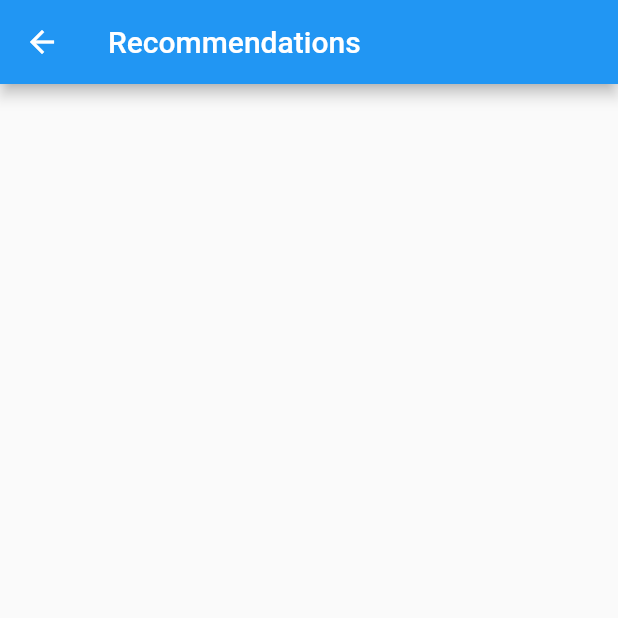
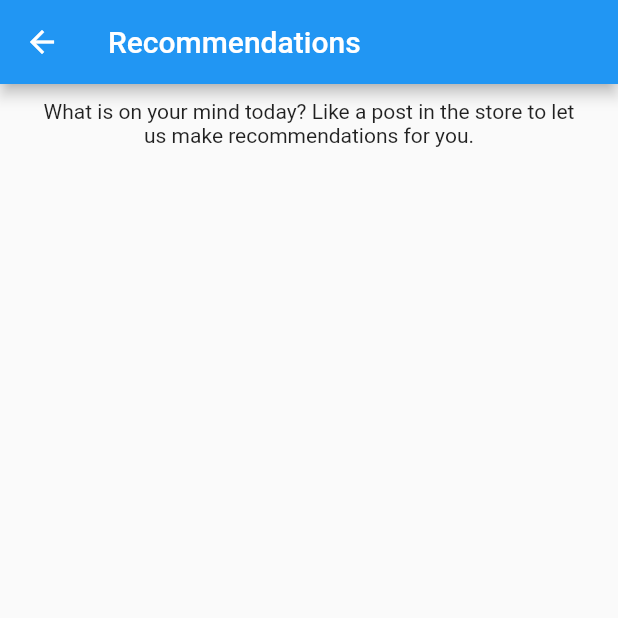
Before and after one commit to devAbdulAzizUmar/scene-it, a Flutter app: the RecommendationsScreen screen opened by its route, on a phone screen of 412 x 824 dp, the top half of it. Run offline on Flutter 3.47's test engine with Material 2 defaults, Android fonts, the light colour scheme and no system bars; our stand-ins replace audioplayers, flutter_secure_storage, image_picker, jwt_decoder; missing offline and left inert: arcore_flutter_plugin, arkit_plugin, assets_audio_player_web, image_picker_for_web, time_ago_provider; accounts and stored records are empty.

Commit message:
Last PUSH EVER!

```diff
--- a/lib/Screens/RecommendationsScreen.dart
+++ b/lib/Screens/RecommendationsScreen.dart
@@ -24,6 +24,7 @@ class RecommendationsScreen extends StatelessWidget {
         }
       }
     }
+
     for (var i = 0; i < recommendedPosts.length; i++) {
       for (var j = i + 1; j < recommendedPosts.length; j++) {
         if (recommendedPosts[i].postID == recommendedPosts[j].postID) {
@@ -36,7 +37,26 @@ class RecommendationsScreen extends StatelessWidget {
       appBar: AppBar(
         title: Text("Recommendations"),
       ),
-      body: ListView.builder(
+      body: Column(
+        children: [
+          if (recommendedPosts.isEmpty)
+            SizedBox(
+              height: 10,
+            ),
+          if (recommendedPosts.isEmpty)
+            Container(
+                alignment: Alignment.center,
+                padding: EdgeInsets.symmetric(horizontal: 20),
+                child: Text(
+                  "What is on your mind today? Like a post in the store to let us make recommendations for you.",
+                  textAlign: TextAlign.center,
+                )),
+          if (recommendedPosts.isEmpty)
+            SizedBox(
+              height: 10,
+            ),
+          Expanded(
+            child: ListView.builder(
               itemCount: recommendedPosts.length,
               itemBuilder: (context, index) {
                 return PostItem(
@@ -53,6 +73,9 @@ class RecommendationsScreen extends StatelessWidget {
                 );
               },
             ),
+          ),
+        ],
+      ),
     );
   }
 }
```
Also changed, not shown: lib/Screens/ad-detail-screen.dart (+5 -12 lines), lib/Screens/meditation-screen.dart (+7 -11 lines). Lines whose indentation alone changed are shown as unchanged.
